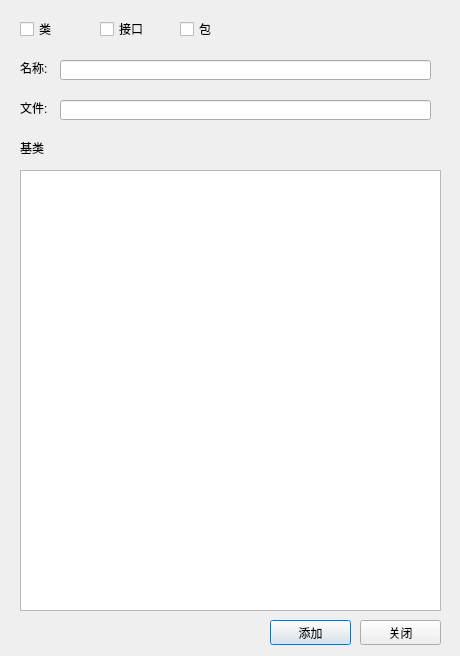
Qt form ui/addobj.ui (ixlang/ixlang.github.io) before a commit.
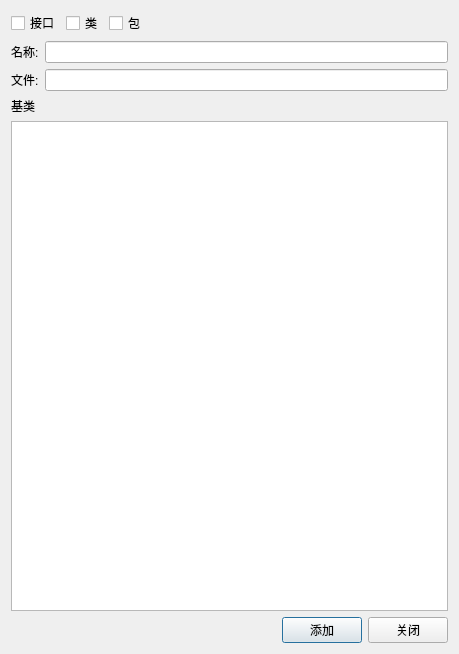
The same form after that commit.

Diff of the .ui file:
```diff
--- a/ui/addobj.ui
+++ b/ui/addobj.ui
@@ -6,68 +6,79 @@
    <rect>
     <x>0</x>
     <y>0</y>
-    <width>460</width>
-    <height>656</height>
+    <width>459</width>
+    <height>654</height>
    </rect>
   </property>
   <property name="windowTitle">
    <string>Dialog</string>
   </property>
-  <widget class="QLineEdit" name="edtName">
-   <property name="geometry">
-    <rect>
-     <x>60</x>
-     <y>60</y>
-     <width>371</width>
-     <height>20</height>
-    </rect>
-   </property>
-  </widget>
+  <layout class="QVBoxLayout" name="verticalLayout">
+   <item>
+    <layout class="QHBoxLayout" name="horizontalLayout" stretch="0,0,0,1">
+     <item>
+      <widget class="QCheckBox" name="chkInterface">
+       <property name="text">
+        <string>接口</string>
+       </property>
+      </widget>
+     </item>
+     <item>
+      <widget class="QCheckBox" name="chkCls">
+       <property name="text">
+        <string>类</string>
+       </property>
+      </widget>
+     </item>
+     <item>
+      <widget class="QCheckBox" name="chkPackage">
+       <property name="text">
+        <string>包</string>
+       </property>
+      </widget>
+     </item>
+     <item>
+      <widget class="QWidget" name="widget" native="true"/>
+     </item>
+    </layout>
+   </item>
+   <item>
+    <layout class="QHBoxLayout" name="horizontalLayout_3" stretch="0,1">
+     <item>
   <widget class="QLabel" name="label">
-   <property name="geometry">
-    <rect>
-     <x>20</x>
-     <y>60</y>
-     <width>31</width>
-     <height>16</height>
-    </rect>
-   </property>
    <property name="text">
     <string>名称:</string>
    </property>
   </widget>
-  <widget class="QLineEdit" name="edtFile">
-   <property name="geometry">
-    <rect>
-     <x>60</x>
-     <y>100</y>
-     <width>371</width>
-     <height>20</height>
-    </rect>
-   </property>
-  </widget>
+     </item>
+     <item>
+      <widget class="QLineEdit" name="edtName"/>
+     </item>
+    </layout>
+   </item>
+   <item>
+    <layout class="QHBoxLayout" name="horizontalLayout_4" stretch="0,1">
+     <item>
   <widget class="QLabel" name="label_2">
-   <property name="geometry">
-    <rect>
-     <x>20</x>
-     <y>100</y>
-     <width>31</width>
-     <height>16</height>
-    </rect>
-   </property>
    <property name="text">
     <string>文件:</string>
    </property>
   </widget>
+     </item>
+     <item>
+      <widget class="QLineEdit" name="edtFile"/>
+     </item>
+    </layout>
+   </item>
+   <item>
+    <widget class="QLabel" name="label_3">
+     <property name="text">
+      <string>基类</string>
+     </property>
+    </widget>
+   </item>
+   <item>
   <widget class="QTreeWidget" name="baseTree">
-   <property name="geometry">
-    <rect>
-     <x>20</x>
-     <y>170</y>
-     <width>421</width>
-     <height>441</height>
-    </rect>
-   </property>
    <attribute name="headerVisible">
     <bool>false</bool>
    </attribute>
@@ -77,84 +88,29 @@
     </property>
    </column>
   </widget>
-  <widget class="QCheckBox" name="chkCls">
-   <property name="geometry">
-    <rect>
-     <x>20</x>
-     <y>20</y>
-     <width>73</width>
-     <height>18</height>
-    </rect>
-   </property>
-   <property name="text">
-    <string>类</string>
-   </property>
-  </widget>
-  <widget class="QCheckBox" name="chkInterface">
-   <property name="geometry">
-    <rect>
-     <x>100</x>
-     <y>20</y>
-     <width>73</width>
-     <height>18</height>
-    </rect>
-   </property>
-   <property name="text">
-    <string>接口</string>
-   </property>
-  </widget>
-  <widget class="QCheckBox" name="chkPackage">
-   <property name="geometry">
-    <rect>
-     <x>180</x>
-     <y>20</y>
-     <width>73</width>
-     <height>18</height>
-    </rect>
-   </property>
-   <property name="text">
-    <string>包</string>
-   </property>
-  </widget>
-  <widget class="QLabel" name="label_3">
-   <property name="geometry">
-    <rect>
-     <x>20</x>
-     <y>140</y>
-     <width>41</width>
-     <height>16</height>
-    </rect>
-   </property>
-   <property name="text">
-    <string>基类</string>
-   </property>
-  </widget>
+   </item>
+   <item>
+    <layout class="QHBoxLayout" name="horizontalLayout_2" stretch="1,0,0">
+     <item>
+      <widget class="QWidget" name="widget_2" native="true"/>
+     </item>
+     <item>
   <widget class="QPushButton" name="btnOk">
-   <property name="geometry">
-    <rect>
-     <x>270</x>
-     <y>620</y>
-     <width>81</width>
-     <height>25</height>
-    </rect>
-   </property>
    <property name="text">
     <string>添加</string>
    </property>
   </widget>
+     </item>
+     <item>
   <widget class="QPushButton" name="btnCancel">
-   <property name="geometry">
-    <rect>
-     <x>360</x>
-     <y>620</y>
-     <width>81</width>
-     <height>25</height>
-    </rect>
-   </property>
    <property name="text">
     <string>关闭</string>
    </property>
   </widget>
+     </item>
+    </layout>
+   </item>
+  </layout>
  </widget>
  <resources/>
  <connections/>
```
Lines whose indentation alone changed are shown as unchanged.
